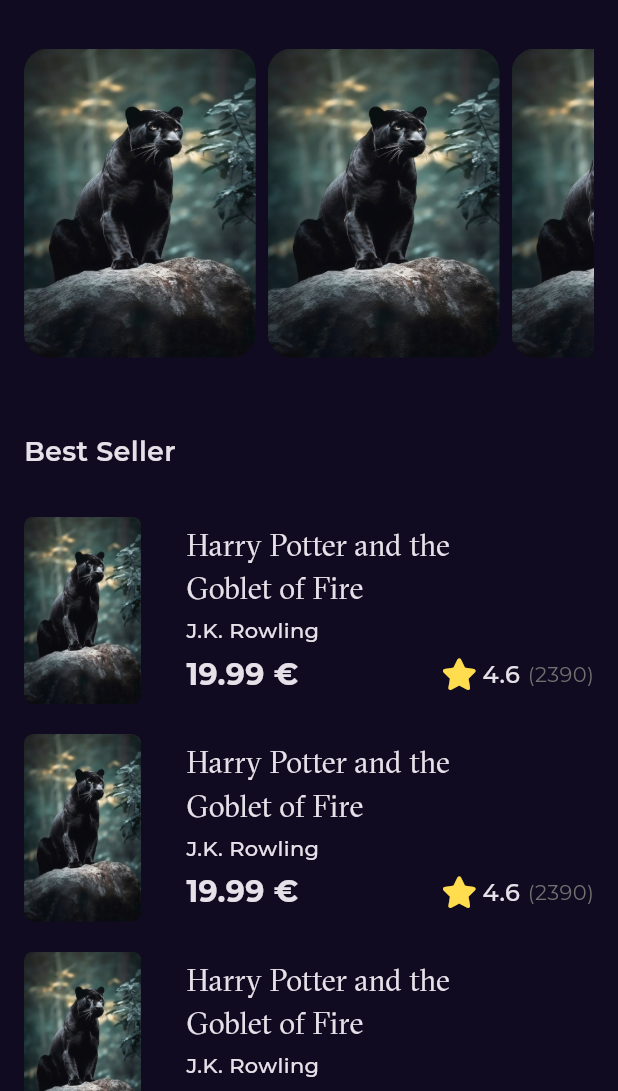
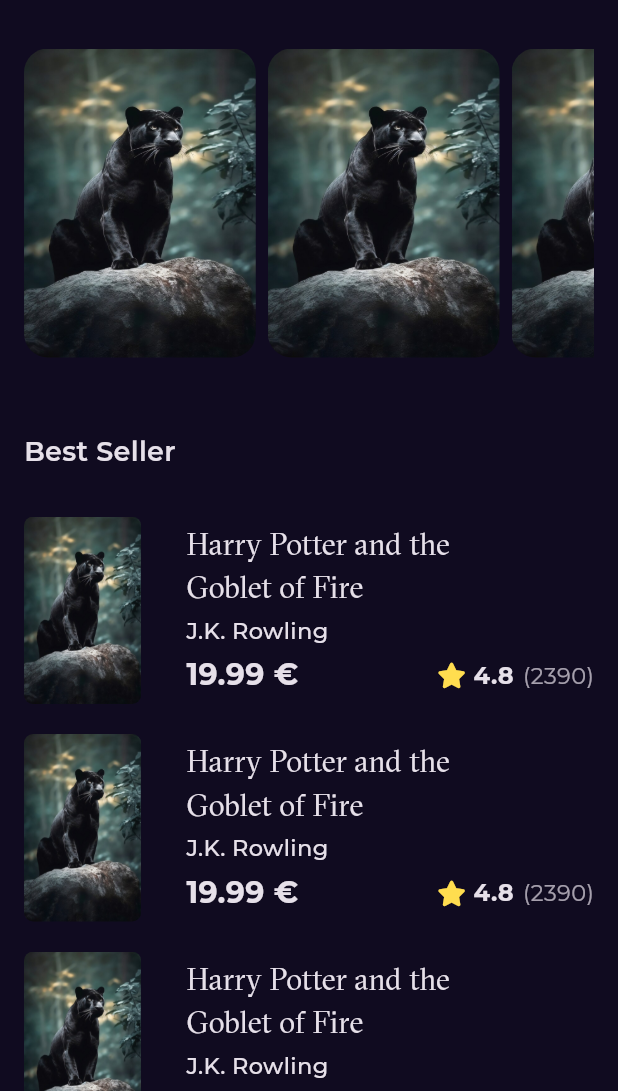
Before and after one commit to hamz491/Bookly, a Flutter app: the screen it shows after launch, on a phone screen of 412 x 824 dp, the part 145-1236 px from its top. Run offline on Flutter 3.47's test engine with Material 3 defaults, Android fonts, the phone set to English and light mode, and no system bars; our stand-ins replace flutter_svg, font_awesome_flutter, get, go_router, google_fonts.

Commit message:
add book_rating and make price_card

```diff
--- a/lib/Core/utils/Styles.dart
+++ b/lib/Core/utils/Styles.dart
@@ -11,7 +11,7 @@ abstract class Styles {
     fontWeight: FontWeight.bold,
   );
   static const textStyle14 = TextStyle(
-    fontSize: 14,
+    fontSize: 15,
     fontWeight: FontWeight.normal,
   );
   static const textStyle16 = TextStyle(
--- a/lib/Features/Home/presentation/Widgets/Book_Details_Book_Card.dart
+++ b/lib/Features/Home/presentation/Widgets/Book_Details_Card.dart
@@ -7,7 +7,7 @@ class Book_Details_Book_Card extends StatelessWidget {
   @override
   Widget build(BuildContext context) {
     return SizedBox(
-      height: MediaQuery.of(context).size.height * .35,
+      height: MediaQuery.of(context).size.height * .32,
       child: AspectRatio(
         aspectRatio: 3 / 4.5,
         child: Container(
--- a/lib/Features/Home/presentation/Widgets/book_rating.dart
+++ b/lib/Features/Home/presentation/Widgets/book_rating.dart
@@ -8,22 +8,24 @@ class BookRating extends StatelessWidget {
   @override
   Widget build(BuildContext context) {
     return Row(
+      mainAxisSize: MainAxisSize.min,
       children: [
         const Icon(
           FontAwesomeIcons.solidStar,
           color: Color(0xffFFDD4F),
-          size: 21,
+          size: 17,
         ),
-        const SizedBox(width: 6.3),
-        const Text(
-          '4.6',
-          style: Styles.textStyle16,
+        const SizedBox(width: 7),
+        Text(
+          '4.8',
+          style: Styles.textStyle16.copyWith(fontWeight: FontWeight.bold),
         ),
-        const SizedBox(width: 5),
-        Text(
-          '(2390)',
-          style: Styles.textStyle14.copyWith(
-            color: const Color(0xff707070),
+        const SizedBox(width: 6),
+        Opacity(
+          opacity: .7,
+          child: Text(
+            '(2390)',
+            style: Styles.textStyle14.copyWith(),
           ),
         )
       ],
--- a/lib/Features/Home/presentation/Widgets/custom_book_details_appBar.dart
+++ b/lib/Features/Home/presentation/Widgets/custom_book_details_appBar.dart
@@ -1,4 +1,5 @@
 import 'package:flutter/material.dart';
+import 'package:go_router/go_router.dart';
 
 class Custom_Book_Details_App_bar extends StatelessWidget {
   const Custom_Book_Details_App_bar({super.key});
@@ -9,7 +10,9 @@ class Custom_Book_Details_App_bar extends StatelessWidget {
       mainAxisAlignment: MainAxisAlignment.spaceBetween,
       children: [
         IconButton(
-          onPressed: () {},
+          onPressed: () {
+            GoRouter.of(context).pop();
+          },
           icon: const Icon(
             Icons.close,
             color: Colors.white,
```
Also changed, not shown: lib/Features/Home/presentation/View/Book_Details_View.dart (+3 -14 lines), lib/Features/Home/presentation/Widgets/Book_Details_View_Body.dart (+42 -1 lines), lib/Features/Home/presentation/Widgets/Price_Card.dart (added, +55 -0 lines), lib/Features/Home/presentation/View/HomeView.dart (line endings or trailing spaces).
